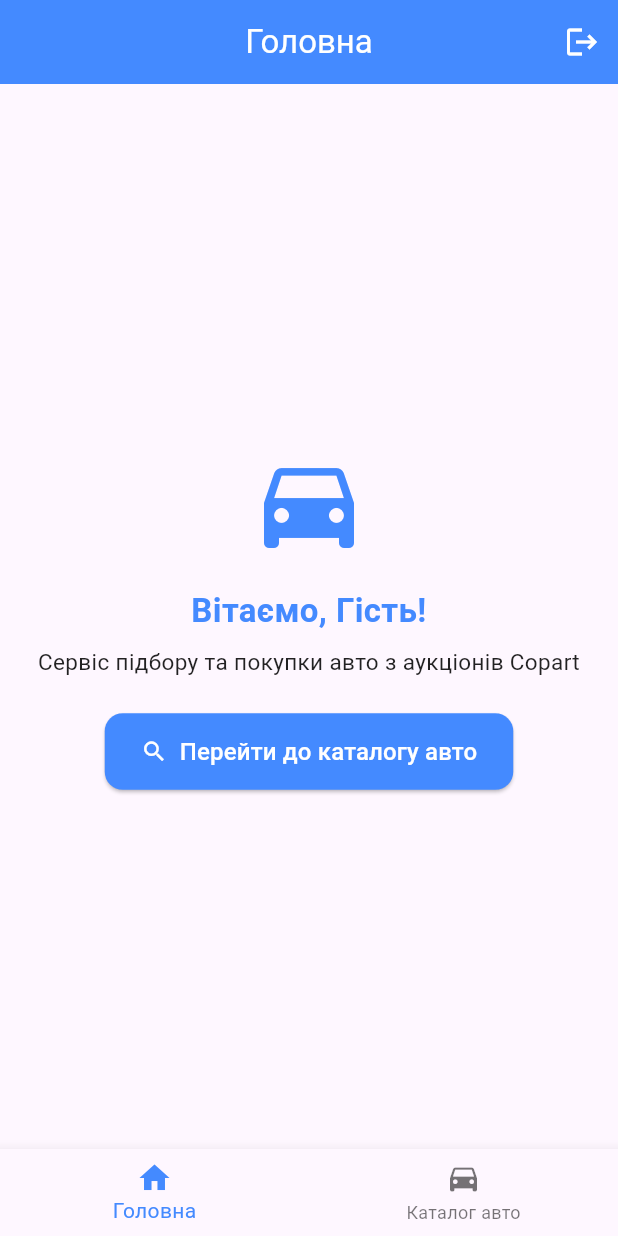
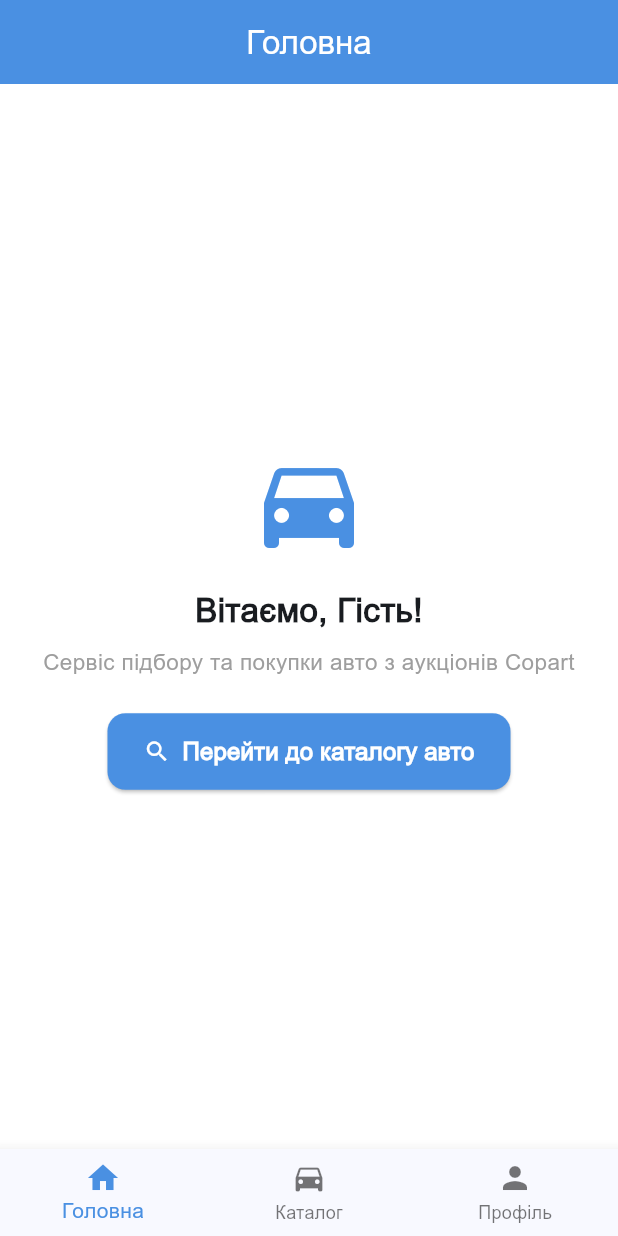
Before and after one commit to rishala-itshnyk/CarFinder, a Flutter app: the MainNavigationScreen screen opened directly, on a phone screen of 412 x 824 dp. Run offline on Flutter 3.47's test engine with Material 3 defaults, Android fonts, the phone set to English and light mode, and no system bars.

Commit message:
lab9 added

```diff
--- a/lib/main.dart
+++ b/lib/main.dart
@@ -1,20 +1,67 @@
 import 'package:flutter/material.dart';
 import 'screens/car_catalog_screen.dart';
 import 'screens/home_screen.dart';
+import 'screens/profile_screen.dart';
 import 'screens/register_screen.dart';
+import 'theme/app_colors.dart';
 
 void main() {
   runApp(const CarFinderApp());
 }
 
-class CarFinderApp extends StatelessWidget {
+class CarFinderApp extends StatefulWidget {
   const CarFinderApp({super.key});
 
   @override
+  State<CarFinderApp> createState() => _CarFinderAppState();
+}
+
+class _CarFinderAppState extends State<CarFinderApp> {
+  bool _isDarkMode = false;
+
+  void _toggleTheme(bool themeEnabled) {
+    setState(() {
+      _isDarkMode = themeEnabled;
+    });
+  }
+
+  @override
   Widget build(BuildContext context) {
-    return const MaterialApp(
+    return MaterialApp(
       debugShowCheckedModeBanner: false,
-      home: RegisterScreen(),
+      themeMode: _isDarkMode ? ThemeMode.dark : ThemeMode.light,
+      theme: ThemeData(
+        brightness: Brightness.light,
+        scaffoldBackgroundColor: AppColors.lightBackground,
+        primaryColor: AppColors.primary,
+        fontFamily: 'CarFinderFont',
+        appBarTheme: const AppBarTheme(
+          backgroundColor: AppColors.primary,
+          foregroundColor: Colors.white,
+          centerTitle: true,
+        ),
+        colorScheme: ColorScheme.fromSeed(
+          seedColor: AppColors.primary,
+          brightness: Brightness.light,
+        ),
+      ),
+      darkTheme: ThemeData(
+        brightness: Brightness.dark,
+        scaffoldBackgroundColor: AppColors.darkBackground,
+        primaryColor: AppColors.secondary,
+        fontFamily: 'CarFinderFont',
+        appBarTheme: const AppBarTheme(
+          backgroundColor: AppColors.cardDark,
+          foregroundColor: Colors.white,
+          centerTitle: true,
+        ),
+        cardColor: AppColors.cardDark,
+        colorScheme: ColorScheme.fromSeed(
+          seedColor: AppColors.secondary,
+          brightness: Brightness.dark,
+        ),
+      ),
+      home: const RegisterScreen(),
     );
   }
 }
@@ -42,44 +89,38 @@ class _MainNavigationScreenState extends State<MainNavigationScreen> {
 
   @override
   Widget build(BuildContext context) {
+    final appState = context.findAncestorStateOfType<_CarFinderAppState>();
+    final isDark = appState?._isDarkMode ?? false;
+
     final screens = [
       HomeScreen(
         username: widget.username,
         onNavigateToDetails: () => _selectScreen(1),
       ),
       const CarCatalogScreen(),
+      ProfileScreen(
+        username: widget.username,
+        isDarkMode: isDark,
+        onThemeChanged: (themeEnabled) {
+          appState?._toggleTheme(themeEnabled);
+        },
+      ),
     ];
 
     final screenTitles = [
       'Головна',
       'Каталог авто (Copart)',
+      'Профіль користувача',
     ];
 
     return Scaffold(
       appBar: AppBar(
         title: Text(screenTitles[_activeScreenIndex]),
-        centerTitle: true,
-        backgroundColor: Colors.blueAccent,
-        foregroundColor: Colors.white,
-        actions: [
-          IconButton(
-            icon: const Icon(Icons.logout),
-            tooltip: 'Вийти',
-            onPressed: () {
-              Navigator.pushReplacement(
-                context,
-                MaterialPageRoute(
-                  builder: (logoutContext) => const RegisterScreen(),
-                ),
-              );
-            },
-          ),
-        ],
       ),
       body: screens[_activeScreenIndex],
       bottomNavigationBar: BottomNavigationBar(
         currentIndex: _activeScreenIndex,
-        selectedItemColor: Colors.blueAccent,
+        selectedItemColor: isDark ? AppColors.secondary : AppColors.primary,
         onTap: _selectScreen,
         items: const [
           BottomNavigationBarItem(
@@ -88,7 +129,11 @@ class _MainNavigationScreenState extends State<MainNavigationScreen> {
           ),
           BottomNavigationBarItem(
             icon: Icon(Icons.directions_car),
-            label: 'Каталог авто',
+            label: 'Каталог',
+          ),
+          BottomNavigationBarItem(
+            icon: Icon(Icons.person),
+            label: 'Профіль',
           ),
         ],
       ),
--- a/lib/screens/home_screen.dart
+++ b/lib/screens/home_screen.dart
@@ -1,4 +1,6 @@
 import 'package:flutter/material.dart';
+import '../theme/app_colors.dart';
+import '../theme/app_styles.dart';
 
 class HomeScreen extends StatelessWidget {
   final String username;
@@ -21,31 +23,24 @@ class HomeScreen extends StatelessWidget {
             const Icon(
               Icons.directions_car,
               size: 80,
-              color: Colors.blueAccent,
+              color: AppColors.primary,
             ),
             const SizedBox(height: 16),
             Text(
               'Вітаємо, $username!',
               textAlign: TextAlign.center,
-              style: const TextStyle(
-                fontSize: 22,
-                fontWeight: FontWeight.bold,
-                color: Colors.blueAccent,
-              ),
+              style: AppStyles.title,
             ),
             const SizedBox(height: 8),
             const Text(
               'Сервіс підбору та покупки авто з аукціонів Copart',
               textAlign: TextAlign.center,
-              style: TextStyle(
-                fontSize: 15,
-                color: Colors.black87,
-              ),
+              style: AppStyles.subtitle,
             ),
             const SizedBox(height: 24),
             ElevatedButton.icon(
               style: ElevatedButton.styleFrom(
-                backgroundColor: Colors.blueAccent,
+                backgroundColor: AppColors.primary,
                 foregroundColor: Colors.white,
                 padding: const EdgeInsets.symmetric(
                   horizontal: 24,
@@ -59,7 +54,7 @@ class HomeScreen extends StatelessWidget {
               icon: const Icon(Icons.search),
               label: const Text(
                 'Перейти до каталогу авто',
-                style: TextStyle(fontSize: 16),
+                style: AppStyles.button,
               ),
             ),
           ],
--- /dev/null
+++ b/lib/theme/app_colors.dart
@@ -0,0 +1,14 @@
+import 'package:flutter/material.dart';
+
+class AppColors {
+  static const primary = Color(0xFF4A90E2);
+  static const secondary = Color(0xFFF5A623);
+  static const lightBackground = Color(0xFFFFFFFF);
+  static const darkBackground = Color(0xFF121212);
+  static const cardDark = Color(0xFF1E1E1E);
+  static const textLight = Color(0xFF000000);
+  static const textDark = Color(0xFFFFFFFF);
+  static const grey = Color(0xFF9E9E9E);
+  static const error = Color(0xFFE53935);
+  static const success = Color(0xFF4CAF50);
+}
--- /dev/null
+++ b/lib/theme/app_styles.dart
@@ -0,0 +1,28 @@
+import 'package:flutter/material.dart';
+import 'app_colors.dart';
+
+class AppStyles {
+  static const title = TextStyle(
+    fontFamily: 'CarFinderFont',
+    fontSize: 22,
+    fontWeight: FontWeight.bold,
+  );
+
+  static const subtitle = TextStyle(
+    fontFamily: 'CarFinderFont',
+    fontSize: 15,
+    color: AppColors.grey,
+  );
+
+  static const body = TextStyle(
+    fontFamily: 'CarFinderFont',
+    fontSize: 14,
+  );
+
+  static const button = TextStyle(
+    fontFamily: 'CarFinderFont',
+    fontSize: 16,
+    fontWeight: FontWeight.w600,
+    color: Colors.white,
+  );
+}
```
Also changed, not shown: lib/screens/profile_screen.dart (added, +265 -0 lines), pubspec.yaml (+7 -0 lines), assets/fonts/carfinder_font.ttf (added), assets/icons/profile.png (added), assets/images/avatar.png (added), assets/images/avatar_dealer.png (added), assets/images/avatar_porsche.png (added), assets/images/avatar_tesla.png (added), 1 other file.
